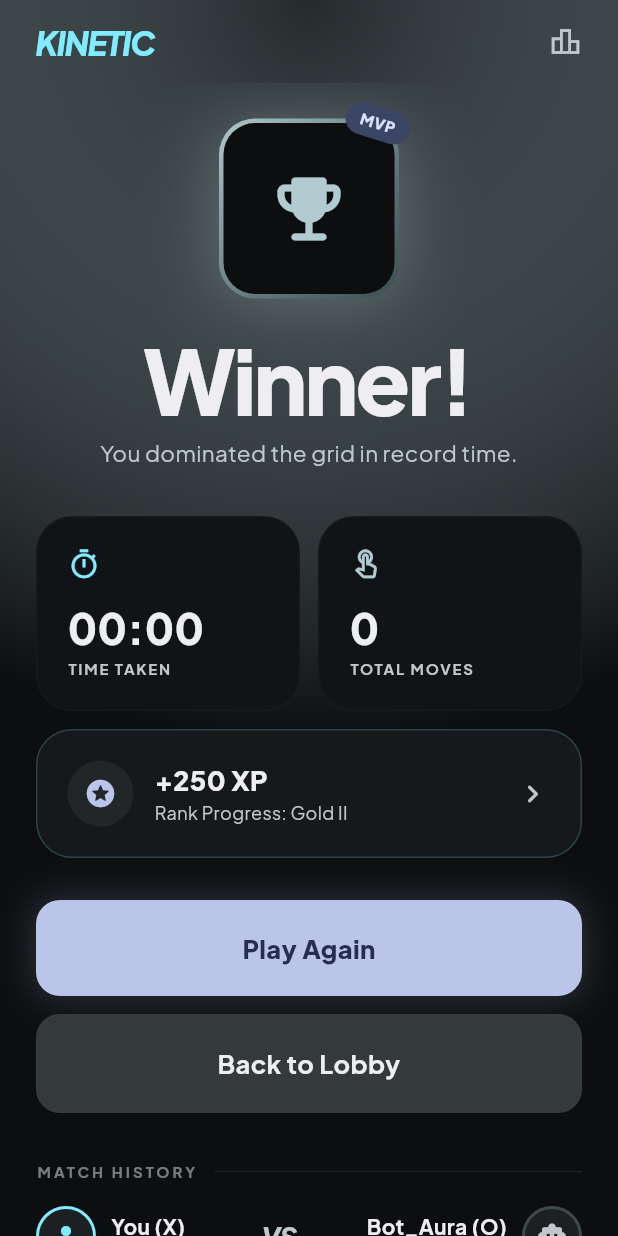
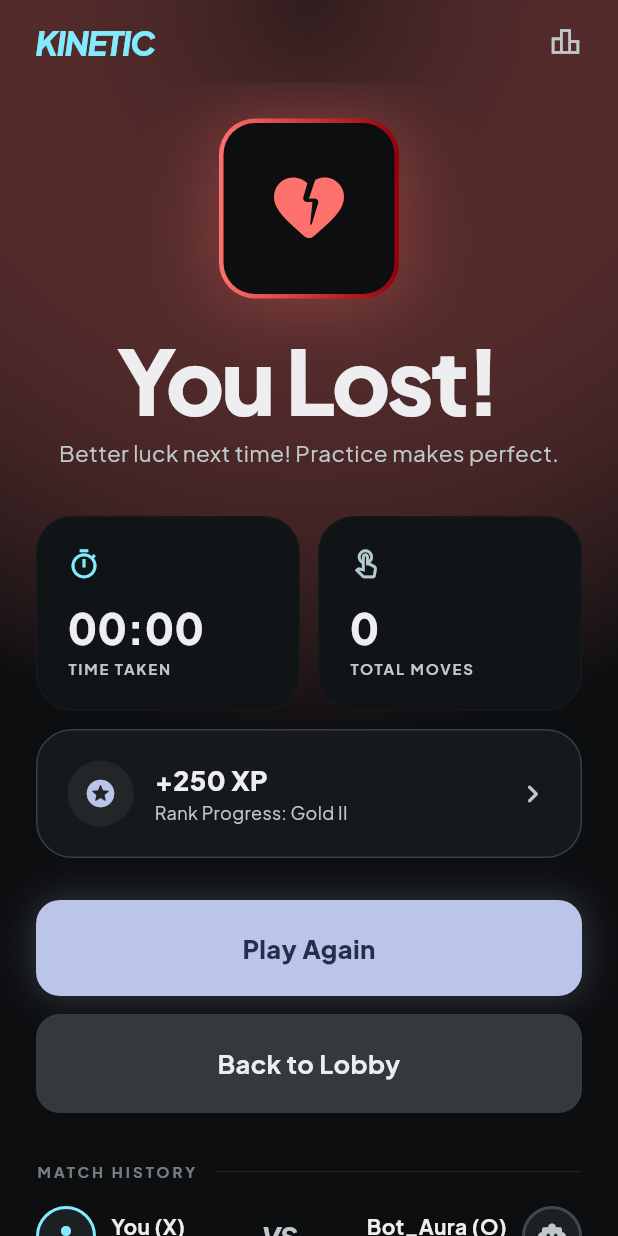
Before and after one commit to Kalpeshharsad/Tik-Tac-Toe, a Flutter app: the GameResultsScreen screen opened by its route, on a phone screen of 412 x 824 dp. Run offline on Flutter 3.47's test engine with Material 3 defaults, Android fonts, the phone set to English and light mode, and no system bars; our stand-ins replace audioplayers, go_router, google_fonts, shared_preferences; missing offline and left inert: peerdart; accounts and stored records are empty.

Commit message:
feat: implement 'You Lost' state and integrate losing.mp3 audio

```diff
--- a/lib/screens/game_board_screen.dart
+++ b/lib/screens/game_board_screen.dart
@@ -105,8 +105,10 @@ class _GameBoardScreenState extends State<GameBoardScreen>
     if (settings.soundFxEnabled) {
       if (gs.isDraw) {
         SoundManager.instance.playDraw();
+      } else if (gs.isMyWin) {
+        SoundManager.instance.playWin();
       } else {
-        SoundManager.instance.playWin();
+        SoundManager.instance.playLoss();
       }
     }
     await _winCtrl.forward(from: 0);
--- a/lib/screens/game_results_screen.dart
+++ b/lib/screens/game_results_screen.dart
@@ -44,32 +44,41 @@ class _GameResultsScreenState extends State<GameResultsScreen>
     final gs = context.watch<GameState>();
     final colorScheme = Theme.of(context).colorScheme;
     final isDraw = gs.isDraw;
+    final isWin = gs.isMyWin;
     final winner = gs.winner;
-    final isXWin = winner == 'X';
 
-    final winColor = isXWin ? colorScheme.primary : colorScheme.secondary;
-    final winGradient = isXWin ? KGradients.primary(colorScheme) : KGradients.secondary(colorScheme);
+    // Determine colors/gradients
+    final Color winColor;
+    final Gradient winGradient;
+
+    if (isDraw) {
+      winColor = colorScheme.outline;
+      winGradient = LinearGradient(colors: [colorScheme.outline, colorScheme.outlineVariant]);
+    } else if (isWin) {
+      final isXWin = winner == 'X';
+      winColor = isXWin ? colorScheme.primary : colorScheme.secondary;
+      winGradient = isXWin ? KGradients.primary(colorScheme) : KGradients.secondary(colorScheme);
+    } else {
+      // Loss color (e.g., error Red or dark Surface)
+      winColor = colorScheme.error;
+      winGradient = LinearGradient(colors: [colorScheme.error, colorScheme.errorContainer]);
+    }
 
     return Scaffold(
       backgroundColor: colorScheme.surface,
       body: Stack(
         children: [
-          // Radial celebration background
+          // Radial celebration/loss background
           Positioned.fill(
             child: DecoratedBox(
               decoration: BoxDecoration(
                 gradient: RadialGradient(
                   center: Alignment.topCenter,
                   radius: 1.2,
-                  colors: isDraw
-                      ? [
-                          colorScheme.outline.withValues(alpha: 0.15),
-                          colorScheme.surface,
-                        ]
-                      : [
-                          winColor.withValues(alpha: 0.15),
-                          colorScheme.surface,
-                        ],
+                  colors: [
+                    winColor.withValues(alpha: 0.15),
+                    colorScheme.surface,
+                  ],
                 ),
               ),
             ),
@@ -106,7 +115,7 @@ class _GameResultsScreenState extends State<GameResultsScreen>
                     child: Column(
                       children: [
                         const SizedBox(height: 16),
-                        // Trophy icon
+                        // Result Icon
                         FadeTransition(
                           opacity: _fadeAnim,
                           child: ScaleTransition(
@@ -138,13 +147,13 @@ class _GameResultsScreenState extends State<GameResultsScreen>
                                     child: Icon(
                                       isDraw
                                           ? Icons.handshake_outlined
-                                          : Icons.emoji_events_rounded,
+                                          : (isWin ? Icons.emoji_events_rounded : Icons.heart_broken_rounded),
                                       size: 56,
                                       color: winColor,
                                     ),
                                   ),
                                 ),
-                                if (!isDraw)
+                                if (isWin)
                                   Positioned(
                                     top: -8, right: -8,
                                     child: Transform.rotate(
@@ -178,7 +187,7 @@ class _GameResultsScreenState extends State<GameResultsScreen>
                         FadeTransition(
                           opacity: _fadeAnim,
                           child: Text(
-                            isDraw ? 'Draw!' : 'Winner!',
+                            isDraw ? 'Draw!' : (isWin ? 'Winner!' : 'You Lost!'),
                             style: GoogleFonts.plusJakartaSans(
                               fontSize: 60,
                               fontWeight: FontWeight.w900,
@@ -194,7 +203,9 @@ class _GameResultsScreenState extends State<GameResultsScreen>
                           child: Text(
                             isDraw
                                 ? 'A perfectly balanced match!'
-                                : 'You dominated the grid in record time.',
+                                : (isWin
+                                    ? 'You dominated the grid in record time.'
+                                    : 'Better luck next time! Practice makes perfect.'),
                             style: GoogleFonts.plusJakartaSans(
                               fontSize: 15,
                               color: colorScheme.onSurfaceVariant,
--- a/lib/state/game_state.dart
+++ b/lib/state/game_state.dart
@@ -39,6 +39,8 @@ class GameState extends ChangeNotifier {
   bool get isMultiplayer => _isMultiplayer;
   String? get mySign => _mySign;
   bool get isMyTurn => !_isMultiplayer || (_currentPlayer == _mySign);
+  bool get isMyWin => _winner != null && _winner != 'DRAW' && (_isMultiplayer ? _winner == _mySign : _winner == 'X');
+  bool get isMyLoss => _winner != null && _winner != 'DRAW' && (_isMultiplayer ? _winner != _mySign : _winner == 'O');
 
   // ── Win conditions ────────────────────────────────────────────────────────
   static const List<List<int>> _winLines = [
--- a/lib/utils/sound_manager.dart
+++ b/lib/utils/sound_manager.dart
@@ -30,6 +30,14 @@ class SoundManager {
     }
   }
 
+  Future<void> playLoss() async {
+    try {
+      await _player.play(AssetSource('sounds/loosing.mp3'));
+    } catch (_) {
+      // Asset might be missing
+    }
+  }
+
   void dispose() {
     _player.dispose();
   }
```
Also changed, not shown: 1 other file.
